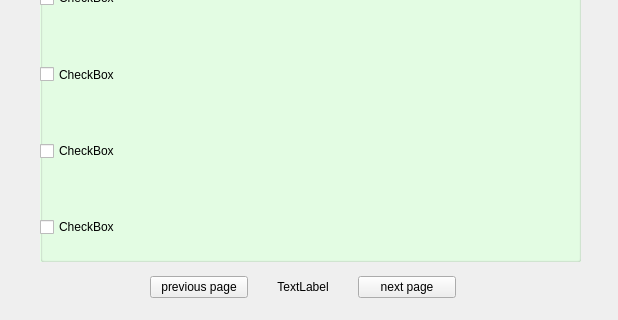
Qt form collectsentences.ui (theArcticOcean/enVocabulary) before a commit; both pictures show x 0 to 618 and y 249 to 569 of the 618 by 569 pixel window.
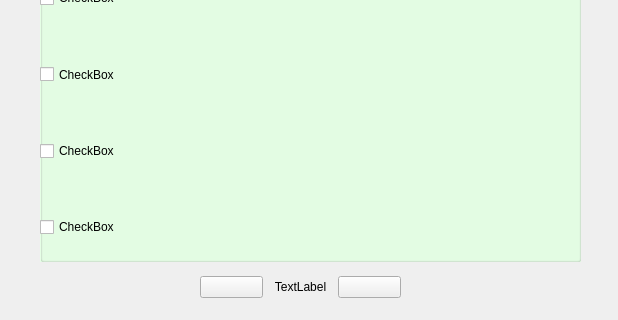
The same form after that commit.

The edit to the form file:
```diff
--- a/collectsentences.ui
+++ b/collectsentences.ui
@@ -184,9 +184,9 @@
   <widget class="QWidget" name="layoutWidget">
    <property name="geometry">
     <rect>
-     <x>150</x>
+     <x>200</x>
      <y>520</y>
-     <width>306</width>
+     <width>201</width>
      <height>32</height>
     </rect>
    </property>
@@ -194,7 +194,7 @@
     <item>
      <widget class="QPushButton" name="previousButton">
       <property name="text">
-       <string>previous page</string>
+       <string/>
       </property>
      </widget>
     </item>
@@ -211,7 +211,7 @@
     <item>
      <widget class="QPushButton" name="nextButton">
       <property name="text">
-       <string>next page</string>
+       <string/>
       </property>
      </widget>
     </item>
```
Left out of the diff: 2 changed lines with no effect on the pictures.
